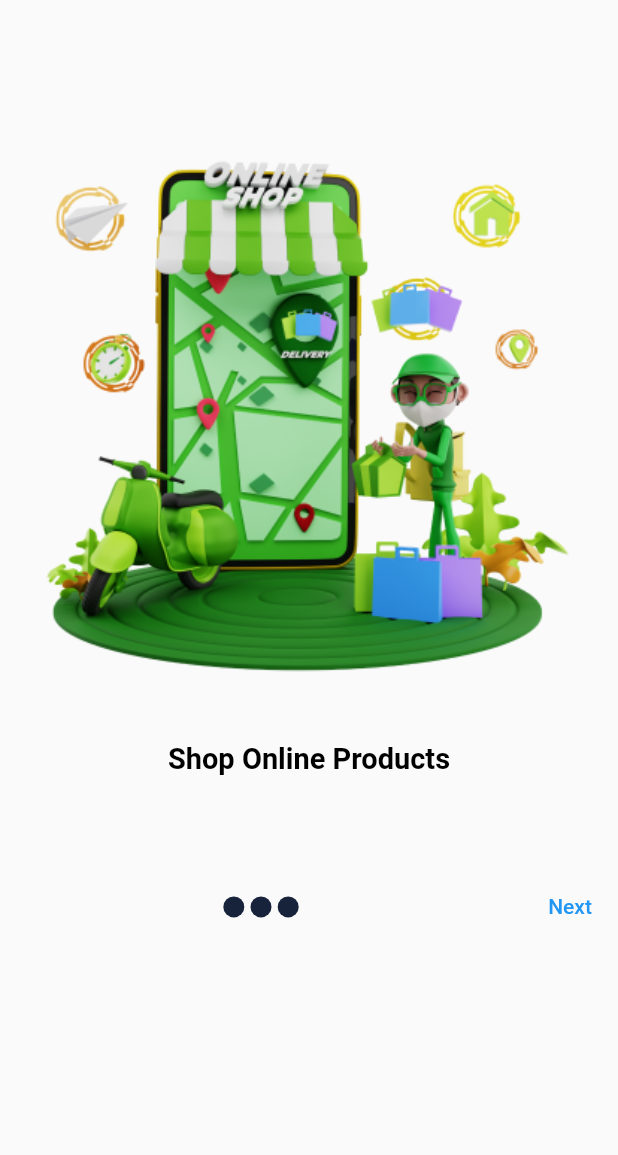
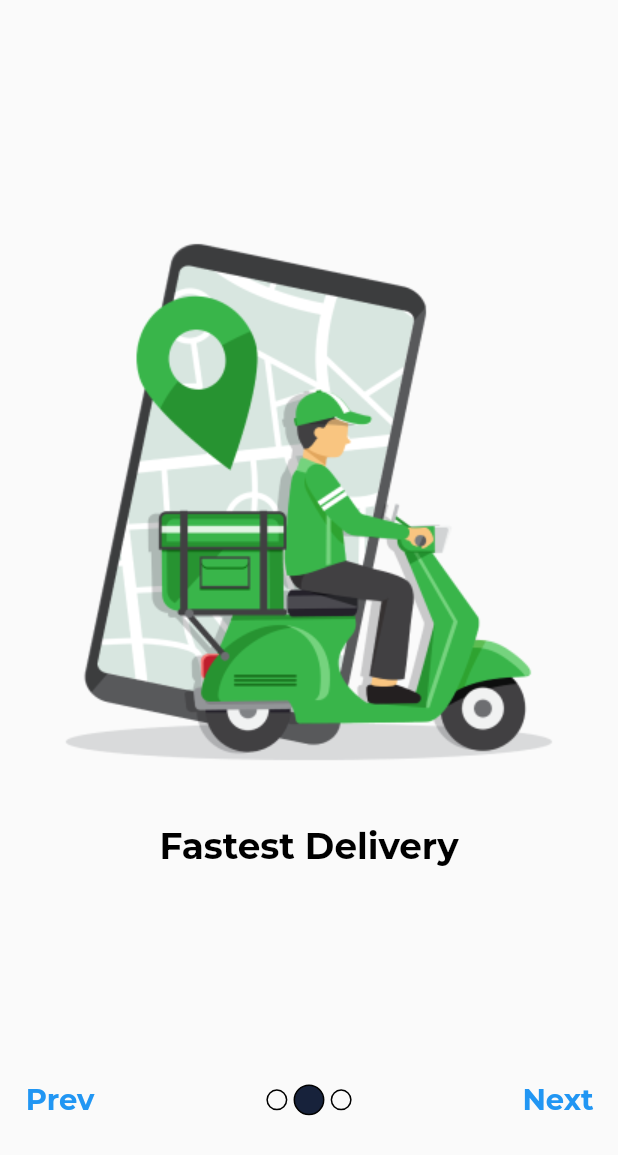
Before and after one commit to SyedAbdalAhmedShah/shoppingApp, a Flutter app: the screen it shows after launch, after a tap on "Next", on a phone screen of 412 x 824 dp. Shown: the top 1155 px of the screen. Run offline on Flutter 3.47's test engine with Material 2 defaults, Android fonts, the phone set to English and light mode, and no system bars; our stand-ins replace google_fonts, responsive_sizer.

Commit message:
introduction screen ready

```diff
--- a/lib/main.dart
+++ b/lib/main.dart
@@ -1,6 +1,9 @@
 import 'package:flutter/material.dart';
+import 'package:flutter_application_1/provider/introduction_provider.dart';
 import 'package:flutter_application_1/views/homepage.dart';
 import 'package:flutter_application_1/views/introduction_screen.dart';
+import 'package:google_fonts/google_fonts.dart';
+import 'package:provider/provider.dart';
 import 'package:responsive_sizer/responsive_sizer.dart';
 
 void main() {
@@ -14,12 +17,17 @@ class MyApp extends StatelessWidget {
   @override
   Widget build(BuildContext context) {
     return ResponsiveSizer(
-      builder: (context, orientation, screenType) => MaterialApp(
-        title: 'Etsy',
-        theme: ThemeData(
-          primarySwatch: Colors.blue,
+      builder: (context, orientation, screenType) => MultiProvider(
+        providers: [
+          ChangeNotifierProvider(create: (_) => IntroductionProvider())
+        ],
+        child: MaterialApp(
+          title: 'Etsy',
+          theme: ThemeData(
+              primarySwatch: Colors.blue,
+              textTheme: GoogleFonts.montserratTextTheme()),
+          home: const IntroductionScreen(),
         ),
-        home: const IntroductionScreen(),
       ),
     );
   }
--- /dev/null
+++ b/lib/provider/introduction_provider.dart
@@ -0,0 +1,32 @@
+import 'package:flutter/material.dart';
+
+class IntroductionProvider with ChangeNotifier {
+  int pageNumber = 0;
+  PageController pageController = PageController(initialPage: 0);
+
+  onPageChange(int pageIndex) {
+    debugPrint("page number $pageIndex");
+    pageNumber = pageIndex;
+    notifyListeners();
+  }
+
+  onNextPage() {
+    if (pageNumber < 2) {
+      pageNumber++;
+      pageController.animateToPage(pageNumber,
+          duration: const Duration(milliseconds: 500),
+          curve: Curves.easeInSine);
+      notifyListeners();
+    }
+  }
+
+  onPagePrev() {
+    if (pageNumber > 0) {
+      pageNumber--;
+      pageController.animateToPage(pageNumber,
+          duration: const Duration(milliseconds: 500),
+          curve: Curves.easeInSine);
+      notifyListeners();
+    }
+  }
+}
--- /dev/null
+++ b/lib/utils/custom_gap.dart
@@ -0,0 +1,18 @@
+import 'package:flutter/material.dart';
+import 'package:flutter/src/widgets/container.dart';
+import 'package:flutter/src/widgets/framework.dart';
+import 'package:responsive_sizer/responsive_sizer.dart';
+
+class CustomGap extends StatelessWidget {
+  final double? height;
+  final double? width;
+  const CustomGap({this.height, this.width});
+
+  @override
+  Widget build(BuildContext context) {
+    return SizedBox(
+      height: height ?? kBottomNavigationBarHeight,
+      width: width,
+    );
+  }
+}
--- a/lib/utils/dimension.dart
+++ b/lib/utils/dimension.dart
@@ -2,7 +2,10 @@ import 'package:responsive_sizer/responsive_sizer.dart';
 
 class Dimensions {
   static double font18 = 18.sp;
+  static double font20 = 20.sp;
+  static double font16 = 16.sp;
 
   static double h6 = 6.h;
-  static double w2 = 0.5.w;
+  static double w0Point5 = 0.5.w;
+  static double w2 = 5.w;
 }
--- a/lib/utils/strings.dart
+++ b/lib/utils/strings.dart
@@ -3,4 +3,6 @@ class Strings {
   static const String fastestDelivery = "Fastest Delivery";
   static const String contactlessDelivery = "Contactless Delivery";
   static const String next = "Next";
+  static const String start = "Start";
+  static const String prev = "Prev";
 }
--- a/lib/views/introduction_screen.dart
+++ b/lib/views/introduction_screen.dart
@@ -1,24 +1,28 @@
 import 'package:flutter/material.dart';
-import 'package:flutter/src/widgets/container.dart';
-import 'package:flutter/src/widgets/framework.dart';
+import 'package:flutter_application_1/provider/introduction_provider.dart';
 import 'package:flutter_application_1/utils/app_colors.dart';
-import 'package:flutter_application_1/utils/assets.dart';
+import 'package:flutter_application_1/utils/custom_gap.dart';
 import 'package:flutter_application_1/utils/dimension.dart';
 import 'package:flutter_application_1/utils/placeHolder_data.dart';
 import 'package:flutter_application_1/utils/strings.dart';
+import 'package:provider/provider.dart';
+import 'package:responsive_sizer/responsive_sizer.dart';
 
 class IntroductionScreen extends StatelessWidget {
   const IntroductionScreen({super.key});
 
   @override
   Widget build(BuildContext context) {
+    final introProvider = context.watch<IntroductionProvider>();
     return Scaffold(
       body: Column(
         children: [
           Flexible(
             flex: 3,
             child: PageView.builder(
+              controller: introProvider.pageController,
               itemCount: PlaceHolderData.introImagePlaceHolder.length,
+              onPageChanged: introProvider.onPageChange,
               itemBuilder: ((context, index) => Column(
                     mainAxisAlignment: MainAxisAlignment.center,
                     children: [
@@ -30,31 +34,75 @@ class IntroductionScreen extends StatelessWidget {
                         style: TextStyle(
                             color: Colors.black,
                             fontWeight: FontWeight.bold,
-                            fontSize: Dimensions.font18),
+                            fontSize: Dimensions.font20),
                       ),
                     ],
                   )),
             ),
           ),
-          Row(mainAxisAlignment: MainAxisAlignment.spaceEvenly, children: [
-            Spacer(),
-            Row(
+          Padding(
+            padding: const EdgeInsets.all(8.0),
+            child: Row(
+                mainAxisAlignment: MainAxisAlignment.spaceBetween,
+                children: [
+                  AnimatedOpacity(
+                    duration: const Duration(milliseconds: 500),
+                    opacity: introProvider.pageNumber != 0 ? 1 : 0,
+                    child: TextButton(
+                        onPressed: introProvider.onPagePrev,
+                        child: Text(
+                          Strings.prev,
+                          style: TextStyle(
+                              fontWeight: FontWeight.bold,
+                              fontSize: Dimensions.font18),
+                        )),
+                  ),
+                  Center(
+                    child: Row(
+                      mainAxisAlignment: MainAxisAlignment.center,
                       children: List.generate(
                           PlaceHolderData.introImagePlaceHolder.length,
                           (index) => AnimatedContainer(
-                        margin: EdgeInsets.all(Dimensions.w2),
+                                margin: EdgeInsets.all(Dimensions.w0Point5),
                                 height: Dimensions.h6,
-                        width: 14,
-                        decoration: const BoxDecoration(
-                            color: AppColors.bluishColor,
+                                width: introProvider.pageNumber == index
+                                    ? Dimensions.w2
+                                    : 14,
+                                decoration: BoxDecoration(
+                                    border: Border.all(color: Colors.black),
+                                    color: introProvider.pageNumber == index
+                                        ? AppColors.bluishColor
+                                        : Colors.transparent,
                                     shape: BoxShape.circle),
                                 duration: const Duration(milliseconds: 500),
                               )),
                     ),
-            Spacer(),
-            TextButton(onPressed: () {}, child: const Text(Strings.next))
+                  ),
+                  AnimatedContainer(
+                    duration: const Duration(milliseconds: 500),
+                    child: TextButton(
+                        style: ButtonStyle(
+                            backgroundColor: MaterialStateProperty.all<Color>(
+                                introProvider.pageNumber == 2
+                                    ? Colors.blue
+                                    : Colors.transparent)),
+                        onPressed: introProvider.onNextPage,
+                        child: Text(
+                          introProvider.pageNumber == 2
+                              ? Strings.start
+                              : Strings.next,
+                          textAlign: TextAlign.center,
+                          style: TextStyle(
+                              fontWeight: FontWeight.bold,
+                              fontSize: Dimensions.font18,
+                              color: introProvider.pageNumber == 2
+                                  ? Colors.white
+                                  : Theme.of(context).primaryColor),
+                        )),
+                  )
                 ]),
-          Spacer(),
+          ),
+          const CustomGap()
         ],
       ),
     );
```
Also changed, not shown: pubspec.yaml (+4 -6 lines), 12 other files. Lines whose indentation alone changed are shown as unchanged.
